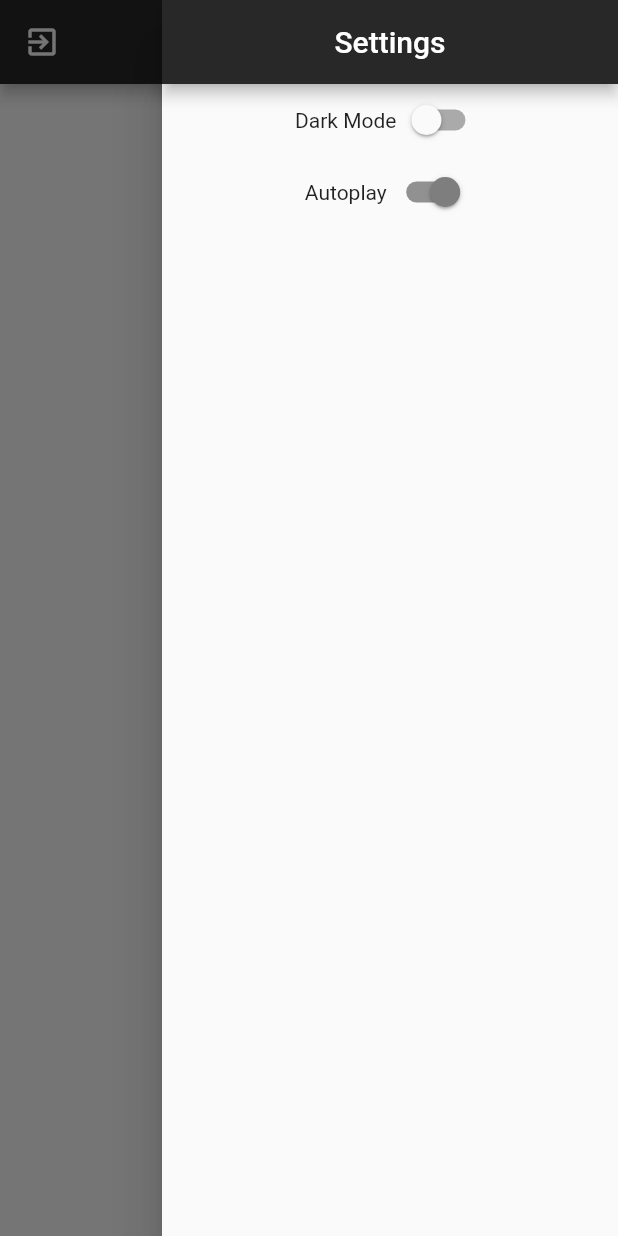
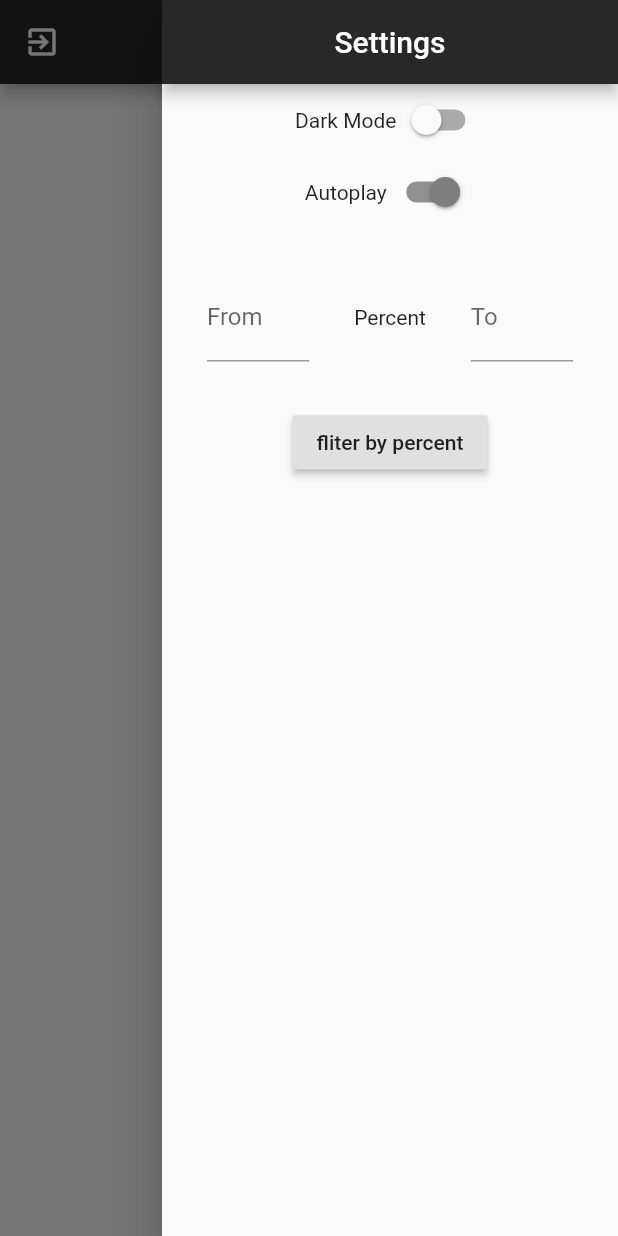
Before and after one commit to lvscar/english_buoy, a Flutter app: the screen it shows after launch, after a tap on the "search" icon, after a tap on the "settings" icon, on a phone screen of 412 x 824 dp. Run offline on Flutter 3.47's test engine with Material 2 defaults, Android fonts, the phone set to English and light mode, and no system bars; our stand-ins replace cached_network_image, dio, flutter_slidable, font_awesome_flutter, google_sign_in, modal_progress_hud and 3 more; missing offline and left inert: easy_alert, flutter_widgets, receive_sharing_intent; Roboto replaces fonts that are missing (NotoSans-Medium).

Commit message:
make sure need learn use same check conditions

```diff
--- a/lib/components/article_sentences.dart
+++ b/lib/components/article_sentences.dart
@@ -14,28 +14,7 @@ import '../models/article.dart';
 import '../models/word.dart';
 import '../models/sentence.dart';
 import './article_richtext.dart';
-
-// no need learn and no need add blank
-final noNeedBlank = <String>[
-  "'ll",
-  "'s",
-  "'re",
-  "'m",
-  "'d",
-  "'ve",
-  "n't",
-  ".",
-  "!",
-  ",",
-  ":",
-  "?",
-  "…",
-];
-// 字符串是否包含字母
-bool hasLetter(String str) {
-  RegExp regHasLetter = new RegExp(r"[a-zA-Z]+");
-  return regHasLetter.hasMatch(str);
-}
+import '../functions/article.dart';
 
 class ArticleSentences extends StatefulWidget {
   ArticleSentences(
@@ -191,12 +170,7 @@ class ArticleSentencesState extends State<ArticleSentences> {
     //根据条件逐步加工修改的样式
     TextStyle processTextStyle = defaultTextStyle;
 
-    // 如果是词中没有字母, 默认样式
-    if (!hasLetter(word.text)) return defaultTextStyle;
-    // 无需前置空格的单词, 默认样式
-    if (noNeedBlank.contains(word.text.toLowerCase())) return defaultTextStyle;
-    // 只有一个字母, 默认样式
-    if (word.text.length == 1) return defaultTextStyle;
+    if (!isNeedLearn(word)) return defaultTextStyle;
     // 已经学会且没有选中, 不用任何修改
     if (word.learned == true && !isSelected) return defaultTextStyle;
 
@@ -277,7 +251,7 @@ class ArticleSentencesState extends State<ArticleSentences> {
   @override
   Widget build(BuildContext context) {
     //只有一个单词时候不要用 Column封装,避免位置上移
-    if(widget.sentences.length==1) return buildArticleRichText(widget.sentences[0]);
+    if (widget.sentences.length == 1) return buildArticleRichText(widget.sentences[0]);
     List<Widget> richTextList = widget.sentences.map((s) {
       return buildArticleRichText(s);
     }).toList();
--- /dev/null
+++ b/lib/components/config_filter_by_percent.dart
@@ -0,0 +1,37 @@
+import 'package:flutter/cupertino.dart';
+
+import 'package:flutter/material.dart';
+
+import 'package:provider/provider.dart';
+import '../models/setting.dart';
+
+class ConfigFilterByPercent extends StatelessWidget {
+  @override
+  Widget build(BuildContext context) {
+    return Consumer<Setting>(builder: (context, setting, child) {
+      String from = setting.fromPercent;
+      String to = setting.toPercent;
+      return Row(children: [
+        Flexible(
+            child: Padding(
+                padding: EdgeInsets.all(30),
+                child: TextField(
+                  controller: TextEditingController(text: from),
+                  onChanged: setting.setFromPercent,
+                  decoration: new InputDecoration(labelText: "From"),
+                  keyboardType: TextInputType.number,
+                ))),
+        Text("Percent"),
+        Flexible(
+            child: Padding(
+                padding: EdgeInsets.all(30),
+                child: TextField(
+                  controller: TextEditingController(text: to),
+                  onChanged: setting.setToPercent,
+                  decoration: new InputDecoration(labelText: "To"),
+                  keyboardType: TextInputType.number,
+                ))),
+      ]);
+    });
+  }
+}
--- a/lib/components/not_mastered_vocabularies.dart
+++ b/lib/components/not_mastered_vocabularies.dart
@@ -4,6 +4,7 @@ import 'package:flutter/cupertino.dart';
 import 'package:flutter/material.dart';
 import '../models/sentence.dart';
 import '../models/word.dart';
+import '../functions/article.dart';
 
 // 文章对应的 youtube 图标或者头像
 class NotMasteredVocabulary extends StatelessWidget {
@@ -42,11 +43,10 @@ class NotMasteredVocabulary extends StatelessWidget {
     List<Word> mustLearnWords = List(); // in NESL
     List<String> mustLearnUnique = List();
     List<Word> needLearnWords = List(); // not in NESL
-    //List<String> needLearnUnique = List();
     article.sentences.forEach((s) {
       s.words.forEach((w) {
         // not mastered words
-        if (!w.learned && w.text.length > 1 && !noNeedBlank.contains(w.text) && hasLetter(w.text)) {
+        if (!w.learned && isNeedLearn(w)) {
           if (w.level != null && w.level != 0 && !mustLearnUnique.contains(w.text.toLowerCase())) {
             w.belongSentence = s;
             mustLearnWords.add(w);
@@ -54,8 +54,6 @@ class NotMasteredVocabulary extends StatelessWidget {
           } else if ((w.level == null || w.level == 0) &&
               !mustLearnUnique.contains(w.text.toLowerCase())) {
             w.belongSentence = s;
-            //needLearnWords.add(w);
-            //needLearnUnique.add(w.text.toLowerCase());
             mustLearnWords.add(w);
             mustLearnUnique.add(w.text.toLowerCase());
           }
--- a/lib/models/article_titles.dart
+++ b/lib/models/article_titles.dart
@@ -7,6 +7,7 @@ import './article_title.dart';
 import './article.dart';
 import '../store/store.dart';
 import 'package:dio/dio.dart';
+import './setting.dart';
 
 class ArticleTitles with ChangeNotifier {
   String searchKey = ''; // 过滤关键字
@@ -15,9 +16,17 @@ class ArticleTitles with ChangeNotifier {
   int selectedArticleID = 0;
   bool sortByUnlearned = true;
 
+  // show article percent
+  Setting setting;
+
   setSearchKey(String v) {
     searchKey = v;
     filter();
+  }
+
+  // init
+  ArticleTitles() {
+    setting = Setting();
   }
 
   // 根据给出的id，找到在 filterTitles 中的 index
@@ -41,13 +50,24 @@ class ArticleTitles with ChangeNotifier {
   }
 
   filter() {
-    if (searchKey != "") {
-      filterTitles =
-          titles.where((d) => d.title.toLowerCase().contains(searchKey.toLowerCase())).toList();
-    } else {
-      filterTitles = titles;
-    }
+    filterTitles = titles;
+    if (searchKey != "")
+      filterTitles = filterTitles
+          .where((d) => d.title.toLowerCase().contains(searchKey.toLowerCase()))
+          .toList();
+    if (setting.fromPercent != "" && setting.toPercent != "")
+      filterTitles = filterTitles
+          .where((d) =>
+              d.percent > double.parse(setting.fromPercent) &&
+              d.percent < double.parse(setting.toPercent))
+          .toList();
     notifyListeners();
+  }
+
+  filterByPercent(String from, String to) async {
+    await setting.setFromPercent(from);
+    await setting.setToPercent(to);
+    filter();
   }
 
   // Set 合集, 用于快速查找添加过的单词
--- a/lib/models/setting.dart
+++ b/lib/models/setting.dart
@@ -5,6 +5,10 @@ class Setting with ChangeNotifier {
   bool isJump = false;
   bool isDark = false;
   bool isAutoplay = true;
+  String fromPercent = "";
+  String toPercent = "";
+  String fromPercentKey = "fromPercent";
+  String toPercentKey = "toPercent";
   String isJumpKey = "isJump";
   String isDarkKey = "isDark";
   String isAutoplayKey = "isAutoplay";
@@ -13,11 +17,13 @@ class Setting with ChangeNotifier {
   Setting() {
     getFromLocal();
   }
+
   setIsAutoplay(bool v) async {
     await setLocalBool(isAutoplayKey, v);
     isAutoplay = v;
     notifyListeners();
   }
+
   setIsJump(bool v) async {
     await setLocalBool(isJumpKey, v);
     isJump = v;
@@ -30,6 +36,16 @@ class Setting with ChangeNotifier {
     notifyListeners();
   }
 
+  setFromPercent(String v) async {
+    await setLocalString(fromPercentKey, v);
+    fromPercent = v;
+  }
+
+  setToPercent(String v) async {
+    await setLocalString(toPercentKey, v);
+    toPercent = v;
+  }
+
   getFromLocal() async {
     bool jump = await getLocalBool(isJumpKey);
     setIsJump(jump);
@@ -37,5 +53,9 @@ class Setting with ChangeNotifier {
     setIsDark(dark);
     bool autoplay = await getLocalBoolDefaultTrue(isAutoplayKey);
     setIsAutoplay(autoplay);
+    String from = await getLocalString(fromPercentKey);
+    setFromPercent(from);
+    String to = await getLocalString(toPercentKey);
+    setToPercent(to);
   }
 }
--- a/lib/pages/article.dart
+++ b/lib/pages/article.dart
@@ -95,8 +95,7 @@ class _ArticlePageState extends State<ArticlePage> {
   GestureDetector getRefresh() {
     return GestureDetector(
         onHorizontalDragEnd: (details) {
-          print(details.primaryVelocity);
-          if (details.primaryVelocity < -400) {
+          if (details.primaryVelocity < -800) {
             if (nextID != null) {
               id = nextID;
               articleTitles.setSelectedArticleID(id);
@@ -104,7 +103,7 @@ class _ArticlePageState extends State<ArticlePage> {
                   context, MaterialPageRoute(builder: (_) => ArticlePage(initID: id)));
             }
           }
-          if (details.primaryVelocity > 400) {
+          if (details.primaryVelocity > 800) {
             if (lastID != null) {
               id = lastID;
               articleTitles.setSelectedArticleID(id);
--- a/lib/pages/article_titles.dart
+++ b/lib/pages/article_titles.dart
@@ -1,5 +1,4 @@
 // 文章列表
-import 'package:font_awesome_flutter/font_awesome_flutter.dart';
 import 'dart:async';
 import 'package:ebuoy/components/config_autoplay.dart';
 import 'package:ebuoy/components/config_dark_theme.dart';
@@ -11,6 +10,7 @@ import 'package:ebuoy/themes/bright.dart';
 import 'package:flutter_widgets/flutter_widgets.dart';
 
 import '../components/article_youtube_avatar.dart';
+import '../components/config_filter_by_percent.dart';
 
 import '../models/loading.dart';
 import 'package:ebuoy/store/article.dart';
@@ -20,6 +20,7 @@ import 'package:provider/provider.dart';
 import '../models/article_titles.dart';
 import '../models/oauth_info.dart';
 import '../models/article_title.dart';
+import '../models/setting.dart';
 import 'package:flutter_slidable/flutter_slidable.dart';
 
 class ArticleTitlesPage extends StatefulWidget {
@@ -37,12 +38,14 @@ class ArticleTitlesPageState extends State<ArticleTitlesPage> {
   final ItemScrollController itemScrollController = ItemScrollController();
   final ItemPositionsListener itemPositionListener = ItemPositionsListener.create();
   Loading loading;
+  Setting setting;
 
   @override
   initState() {
     super.initState();
     Future.delayed(Duration.zero, () async {
-      loading = Provider.of<Loading>(context);
+      setting = Provider.of<Setting>(context, listen: false);
+      loading = Provider.of<Loading>(context, listen: false);
       articleTitles = Provider.of<ArticleTitles>(context, listen: false);
       if (articleTitles.titles.length == 0) {
         articleTitles.getFromLocal();
@@ -247,6 +250,15 @@ class ArticleTitlesPageState extends State<ArticleTitlesPage> {
             )),
         ConfigDarkTheme(),
         ConfigAutoPlay(),
+        ConfigFilterByPercent(),
+        RaisedButton(
+          child: const Text('fliter by percent'),
+          onPressed: () {
+            print(setting.fromPercent);
+            articleTitles.filterByPercent(setting.fromPercent, setting.toPercent);
+            Navigator.of(context).pop();
+          },
+        )
       ],
     );
   }
--- a/lib/store/setting.dart
+++ b/lib/store/setting.dart
@@ -1,10 +1,23 @@
 import 'package:shared_preferences/shared_preferences.dart';
+
+setLocalString(String key, String v) async {
+  SharedPreferences prefs = await SharedPreferences.getInstance();
+  prefs.setString(key, v);
+}
+
+setLocalDouble(String key, double v) async {
+  SharedPreferences prefs = await SharedPreferences.getInstance();
+  prefs.setDouble(key, v);
+}
 
 setLocalBool(String key, bool v) async {
   SharedPreferences prefs = await SharedPreferences.getInstance();
   prefs.setBool(key, v);
 }
-
+getLocalString(String key) async {
+  SharedPreferences prefs = await SharedPreferences.getInstance();
+  return prefs.getString(key) ?? "";
+}
 getLocalBool(String key) async {
   SharedPreferences prefs = await SharedPreferences.getInstance();
   return prefs.getBool(key) ?? false;
--- a/pubspec.yaml
+++ b/pubspec.yaml
@@ -33,12 +33,14 @@ dependencies:
   #drowngrading to 4.0.7 try avoid crash on iOS
   google_sign_in: ^4.0.7 # google 登录
   shared_preferences: ^0.5.6 # 数据持久化存储
-  provider: ^3.2.0 # 状态管理器
+  provider: ^4.0.1 # 状态管理器
+
   flutter_spinkit: "^4.0.0" # loading 动画
   receive_sharing_intent: ^1.3.2 # 接收分享过来的内容
   modal_progress_hud: ^0.1.3 # loading 遮盖
   cached_network_image: 2.0.0-rc.1 # 缓存网络图片
   rflutter_alert: ^1.0.3 # alert
+  flutter_picker: ^1.1.0 # 选择数字
   youtube_player_flutter:
     git:
       url: https://github.com/bigzhu/youtube_player_flutter
```
Also changed, not shown: lib/functions/article.dart (added, +40 -0 lines), lib/models/article.dart (+2 -6 lines), pubspec.lock, 2 other files.
